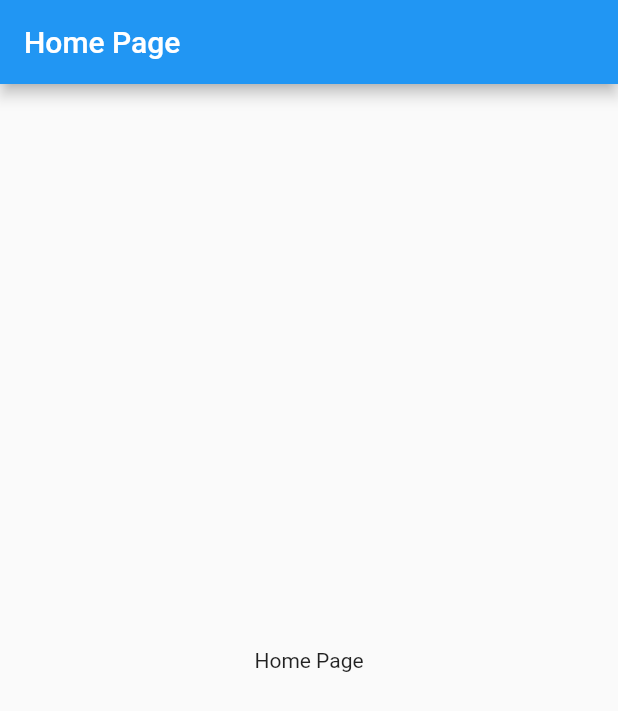
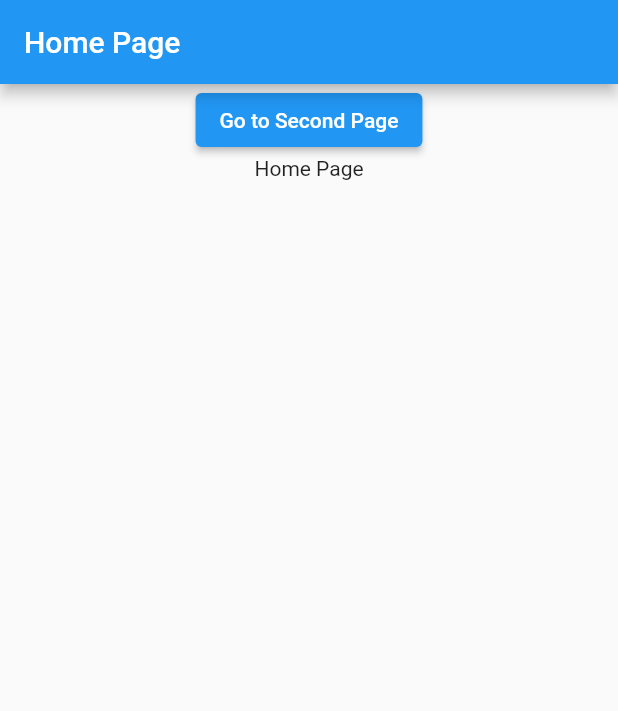
Before and after one commit to Williamtobs/clean_architecture, a Flutter app: the screen it shows after launch, on a phone screen of 412 x 824 dp. Shown: the top 711 px of the screen. Run offline on Flutter 3.47's test engine with Material 2 defaults, Android fonts, the phone set to English and light mode, and no system bars; our stand-ins replace auto_route.

Commit message:
app navigation

```diff
--- a/lib/src/config/router/app_router.dart
+++ b/lib/src/config/router/app_router.dart
@@ -1,4 +1,5 @@
 import 'package:auto_route/auto_route.dart';
+import '../../presentation/views/second_screen/second_screen.dart';
 import '../../presentation/views/home/homepage.dart';
 
 part 'app_router.gr.dart';
@@ -11,7 +12,8 @@ class AppRouter extends _$AppRouter {
 
   @override
   final List<AutoRoute> routes = [
-    AutoRoute(page: HomeRoute.page, initial: true, path: 'home'),
+    AutoRoute(page: HomeRoute.page, initial: true, path: '/home'),
+    AutoRoute(page: SecondRoute.page, path: '/second'),
     // AutoRoute(page: MyHomePage, initial: true),
   ];
 }
--- a/lib/src/presentation/views/home/homepage.dart
+++ b/lib/src/presentation/views/home/homepage.dart
@@ -1,5 +1,6 @@
 import 'package:auto_route/auto_route.dart';
 import 'package:flutter/material.dart';
+import '../../../config/router/app_router.dart';
 
 @RoutePage()
 class HomePage extends StatelessWidget {
@@ -11,8 +12,19 @@ class HomePage extends StatelessWidget {
         appBar: AppBar(
           title: const Text('Home Page'),
         ),
-        body: const Center(
-          child: Text('Home Page'),
+        body: Column(
+          children: [
+            ElevatedButton(
+              onPressed: () {
+                context.router.push(const SecondRoute());
+                // AutoRouter.of(context).push(const SecondRoute());
+              },
+              child: const Text('Go to Second Page'),
+            ),
+            const Center(
+              child: Text('Home Page'),
+            ),
+          ],
         ));
   }
 }
```
Also changed, not shown: lib/src/presentation/views/second_screen/second_screen.dart (added, +18 -0 lines), lib/src/config/router/app_router.gr.dart, 3 other files.
